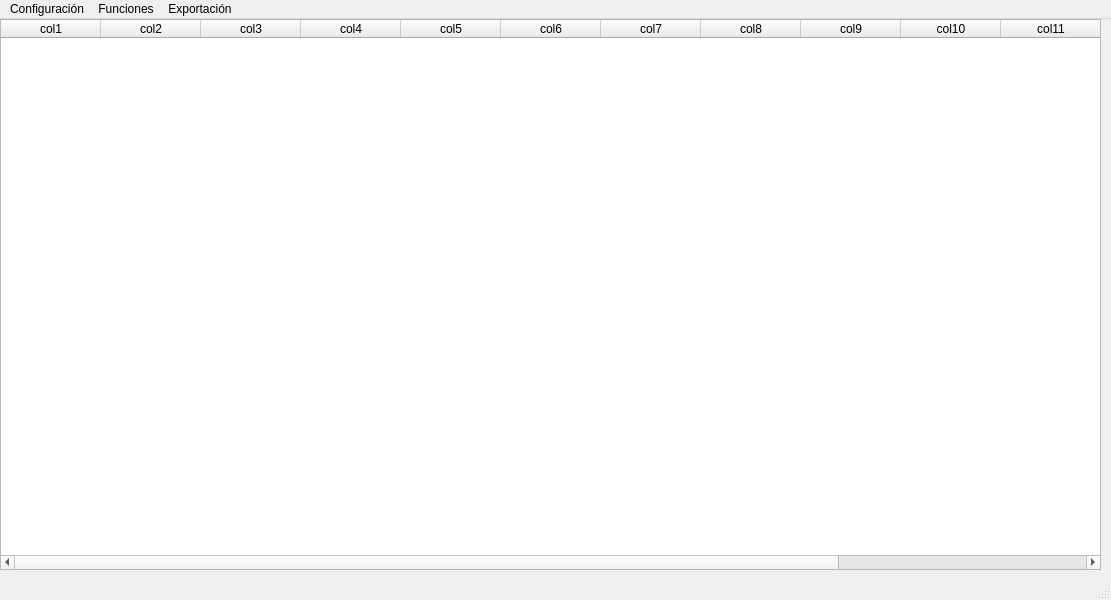
This is app/resources/main_window.ui in EL-BID/red_basica as Qt 5 draws it before an edit. The edited form follows.
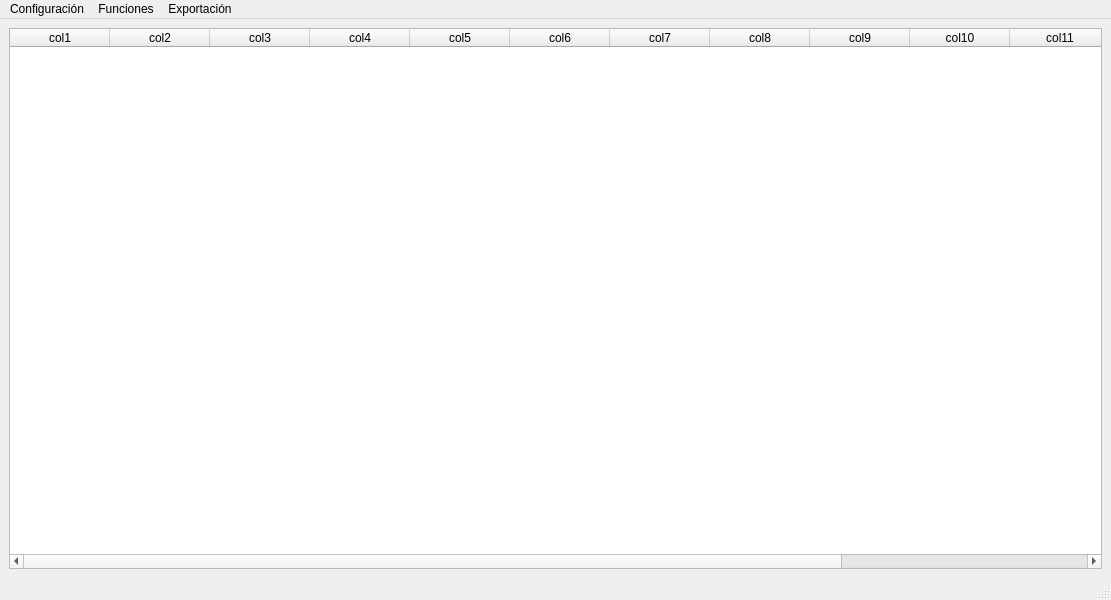
This is the edited form.

Commit message: Sorting columns

```diff
--- a/app/resources/main_window.ui
+++ b/app/resources/main_window.ui
@@ -14,15 +14,18 @@
    <string>SANIBIDapp</string>
   </property>
   <widget class="QWidget" name="centralwidget">
+   <layout class="QGridLayout" name="gridLayout">
+    <item row="0" column="0">
    <widget class="QTableWidget" name="tableWidget">
-    <property name="geometry">
-     <rect>
-      <x>0</x>
-      <y>0</y>
-      <width>1101</width>
-      <height>551</height>
-     </rect>
-    </property>
+      <property name="sortingEnabled">
+       <bool>true</bool>
+      </property>
+      <attribute name="verticalHeaderShowSortIndicator" stdset="0">
+       <bool>false</bool>
+      </attribute>
+      <attribute name="verticalHeaderStretchLastSection">
+       <bool>false</bool>
+      </attribute>
     <column>
      <property name="text">
       <string>col1</string>
@@ -89,6 +92,8 @@
      </property>
     </column>
    </widget>
+    </item>
+   </layout>
   </widget>
   <widget class="QMenuBar" name="menubar">
    <property name="geometry">
```
Lines whose indentation alone changed are shown as unchanged. The commit also changes 1 other file.
